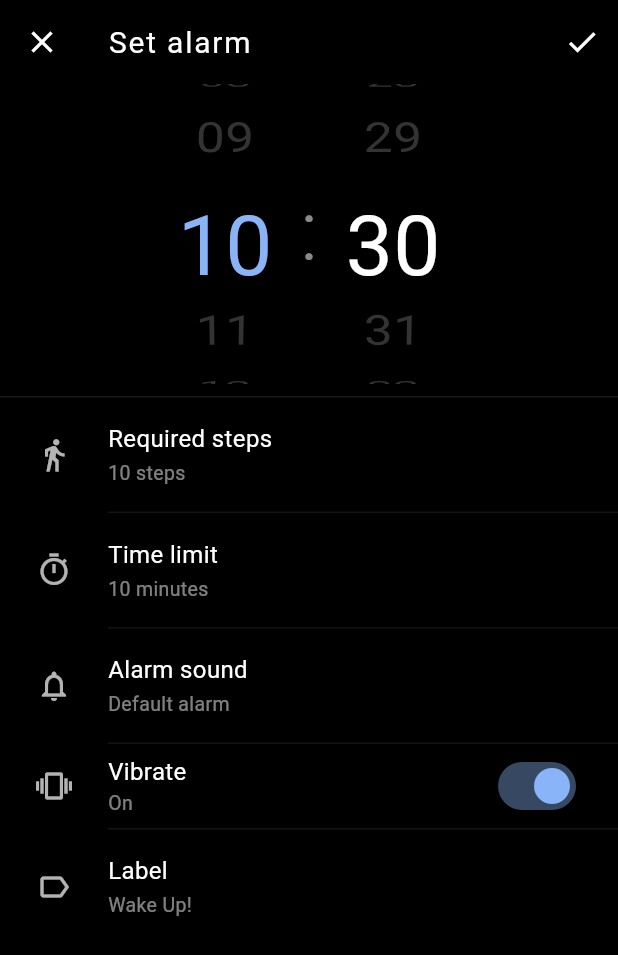
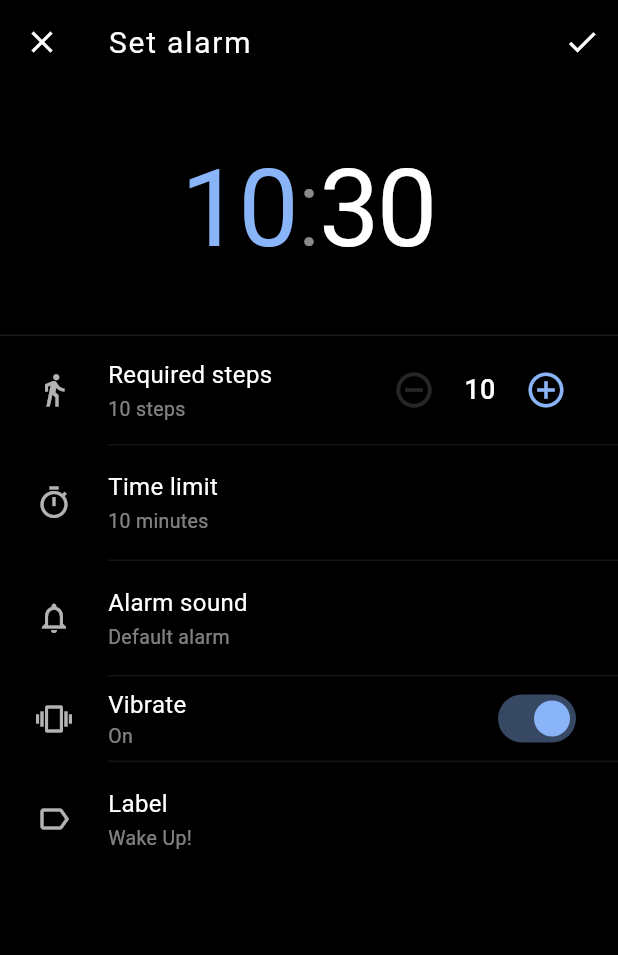
Before and after one commit to manojkumards656/alarm1, a Flutter app: the EditAlarmScreen screen opened directly, on a phone screen of 412 x 824 dp. Shown: the top 955 px of the screen. Run offline on Flutter 3.47's test engine with Material 3 defaults, Android fonts, the phone set to English and light mode, and no system bars; our stand-ins replace file_picker, pedometer, permission_handler, shared_preferences; missing offline and left inert: alarm; accounts and stored records are empty.

Commit message:
feat: restore circular dial time picker and add inline step increment buttons (10-100)

```diff
--- a/lib/screens/edit_alarm_screen.dart
+++ b/lib/screens/edit_alarm_screen.dart
@@ -1,5 +1,4 @@
 import 'package:flutter/material.dart';
-import 'package:flutter/cupertino.dart';
 import 'package:provider/provider.dart';
 import 'package:file_picker/file_picker.dart';
 import '../models/step_alarm_settings.dart';
@@ -15,48 +14,76 @@ class EditAlarmScreen extends StatefulWidget {
 }
 
 class _EditAlarmScreenState extends State<EditAlarmScreen> {
-  late int _selectedHour;
-  late int _selectedMinute;
+  late TimeOfDay _selectedTime;
   late TextEditingController _labelController;
   late int _requiredSteps;
   late int _timeLimitMinutes;
   late bool _vibrate;
   String? _customRingtonePath;
 
-  late FixedExtentScrollController _hourController;
-  late FixedExtentScrollController _minuteController;
-
   @override
   void initState() {
     super.initState();
     if (widget.alarm != null) {
-      _selectedHour = widget.alarm!.dateTime.hour;
-      _selectedMinute = widget.alarm!.dateTime.minute;
+      _selectedTime = TimeOfDay.fromDateTime(widget.alarm!.dateTime);
       _labelController = TextEditingController(text: widget.alarm!.label);
       _requiredSteps = widget.alarm!.requiredSteps;
       _timeLimitMinutes = widget.alarm!.timeLimitMinutes;
       _vibrate = widget.alarm!.vibrate;
       _customRingtonePath = widget.alarm!.customRingtonePath;
     } else {
-      _selectedHour = TimeOfDay.now().hour;
-      _selectedMinute = TimeOfDay.now().minute;
+      _selectedTime = TimeOfDay.now();
       _labelController = TextEditingController(text: 'Wake Up!');
       _requiredSteps = 10;
       _timeLimitMinutes = 10;
       _vibrate = true;
       _customRingtonePath = null;
     }
-
-    _hourController = FixedExtentScrollController(initialItem: _selectedHour);
-    _minuteController = FixedExtentScrollController(initialItem: _selectedMinute);
   }
 
   @override
   void dispose() {
     _labelController.dispose();
-    _hourController.dispose();
-    _minuteController.dispose();
     super.dispose();
+  }
+
+  Future<void> _pickTime() async {
+    final picked = await showTimePicker(
+      context: context,
+      initialTime: _selectedTime,
+      initialEntryMode: TimePickerEntryMode.dial,
+      builder: (context, child) {
+        return Theme(
+          data: ThemeData.dark().copyWith(
+            colorScheme: const ColorScheme.dark(
+              primary: Color(0xFF8AB4F8),
+              onPrimary: Colors.black,
+              surface: Color(0xFF303030),
+              onSurface: Colors.white,
+            ),
+            timePickerTheme: TimePickerThemeData(
+              backgroundColor: const Color(0xFF303030),
+              dialHandColor: const Color(0xFF8AB4F8),
+              dialBackgroundColor: Colors.grey.shade800,
+              hourMinuteColor: const Color(0xFF3C4043),
+              hourMinuteTextColor: const Color(0xFF8AB4F8),
+              dayPeriodColor: const Color(0xFF3C4043),
+              dayPeriodTextColor: Colors.white,
+              entryModeIconColor: Colors.white54,
+              shape: RoundedRectangleBorder(
+                borderRadius: BorderRadius.circular(28),
+              ),
+            ),
+          ),
+          child: child!,
+        );
+      },
+    );
+    if (picked != null) {
+      setState(() {
+        _selectedTime = picked;
+      });
+    }
   }
 
   Future<void> _pickRingtone() async {
@@ -77,8 +104,8 @@ class _EditAlarmScreenState extends State<EditAlarmScreen> {
       now.year,
       now.month,
       now.day,
-      _selectedHour,
-      _selectedMinute,
+      _selectedTime.hour,
+      _selectedTime.minute,
     );
 
     final nowWithoutSeconds = DateTime(now.year, now.month, now.day, now.hour, now.minute);
@@ -152,6 +179,9 @@ class _EditAlarmScreenState extends State<EditAlarmScreen> {
 
   @override
   Widget build(BuildContext context) {
+    final hours = _selectedTime.hour.toString().padLeft(2, '0');
+    final minutes = _selectedTime.minute.toString().padLeft(2, '0');
+
     return Scaffold(
       backgroundColor: Colors.black,
       appBar: AppBar(
@@ -179,107 +209,113 @@ class _EditAlarmScreenState extends State<EditAlarmScreen> {
       ),
       body: ListView(
         children: [
-          // Inline Time Picker (scrollable wheels)
-          SizedBox(
-            height: 200,
+          // Time Display — tap to open circular dial picker
+          GestureDetector(
+            onTap: _pickTime,
+            child: Padding(
+              padding: const EdgeInsets.symmetric(vertical: 32),
               child: Row(
                 mainAxisAlignment: MainAxisAlignment.center,
                 children: [
-                // Hour wheel
-                SizedBox(
-                  width: 100,
-                  child: ListWheelScrollView.useDelegate(
-                    controller: _hourController,
-                    itemExtent: 64,
-                    perspective: 0.003,
-                    diameterRatio: 1.5,
-                    physics: const FixedExtentScrollPhysics(),
-                    onSelectedItemChanged: (index) {
-                      setState(() {
-                        _selectedHour = index;
-                      });
-                    },
-                    childDelegate: ListWheelChildBuilderDelegate(
-                      childCount: 24,
-                      builder: (context, index) {
-                        final isSelected = index == _selectedHour;
-                        return Center(
-                          child: Text(
-                            index.toString().padLeft(2, '0'),
-                            style: TextStyle(
-                              fontSize: isSelected ? 56 : 36,
+                  Text(
+                    hours,
+                    style: const TextStyle(
+                      fontSize: 72,
                       fontWeight: FontWeight.w400,
-                              color: isSelected
-                                  ? const Color(0xFF8AB4F8)
-                                  : Colors.white.withOpacity(0.2),
+                      color: Color(0xFF8AB4F8),
+                      letterSpacing: -2,
                     ),
                   ),
-                        );
-                      },
-                    ),
-                  ),
-                ),
-                // Colon separator
-                const Padding(
-                  padding: EdgeInsets.only(bottom: 4),
-                  child: Text(
+                  const Text(
                     ':',
                     style: TextStyle(
-                      fontSize: 56,
+                      fontSize: 72,
                       fontWeight: FontWeight.w300,
                       color: Colors.white54,
                     ),
                   ),
-                ),
-                // Minute wheel
-                SizedBox(
-                  width: 100,
-                  child: ListWheelScrollView.useDelegate(
-                    controller: _minuteController,
-                    itemExtent: 64,
-                    perspective: 0.003,
-                    diameterRatio: 1.5,
-                    physics: const FixedExtentScrollPhysics(),
-                    onSelectedItemChanged: (index) {
-                      setState(() {
-                        _selectedMinute = index;
-                      });
-                    },
-                    childDelegate: ListWheelChildBuilderDelegate(
-                      childCount: 60,
-                      builder: (context, index) {
-                        final isSelected = index == _selectedMinute;
-                        return Center(
-                          child: Text(
-                            index.toString().padLeft(2, '0'),
-                            style: TextStyle(
-                              fontSize: isSelected ? 56 : 36,
+                  Text(
+                    minutes,
+                    style: const TextStyle(
+                      fontSize: 72,
                       fontWeight: FontWeight.w400,
-                              color: isSelected
-                                  ? Colors.white
-                                  : Colors.white.withOpacity(0.2),
-                            ),
-                          ),
-                        );
-                      },
-                    ),
+                      color: Colors.white,
+                      letterSpacing: -2,
                     ),
                   ),
                 ],
               ),
             ),
+          ),
 
-          const SizedBox(height: 8),
           Divider(height: 1, color: Colors.white.withOpacity(0.1)),
 
-          // --- Settings List ---
+          // --- Settings ---
 
-          // Required Steps
-          _buildSettingTile(
-            icon: Icons.directions_walk,
-            title: 'Required steps',
-            subtitle: '$_requiredSteps steps',
-            onTap: () => _showStepsPicker(),
+          // Required Steps — inline increment/decrement
+          Padding(
+            padding: const EdgeInsets.symmetric(horizontal: 24, vertical: 12),
+            child: Row(
+              children: [
+                Icon(Icons.directions_walk, color: Colors.white.withOpacity(0.7), size: 24),
+                const SizedBox(width: 24),
+                Expanded(
+                  child: Column(
+                    crossAxisAlignment: CrossAxisAlignment.start,
+                    children: [
+                      const Text(
+                        'Required steps',
+                        style: TextStyle(color: Colors.white, fontSize: 16),
+                      ),
+                      const SizedBox(height: 2),
+                      Text(
+                        '$_requiredSteps steps',
+                        style: TextStyle(color: Colors.white.withOpacity(0.5), fontSize: 13),
+                      ),
+                    ],
+                  ),
+                ),
+                // Decrement
+                IconButton(
+                  onPressed: _requiredSteps > 10
+                      ? () => setState(() => _requiredSteps -= 10)
+                      : null,
+                  icon: Icon(
+                    Icons.remove_circle_outline,
+                    color: _requiredSteps > 10
+                        ? const Color(0xFF8AB4F8)
+                        : Colors.white.withOpacity(0.15),
+                    size: 28,
+                  ),
+                ),
+                // Value
+                SizedBox(
+                  width: 40,
+                  child: Text(
+                    '$_requiredSteps',
+                    textAlign: TextAlign.center,
+                    style: const TextStyle(
+                      color: Colors.white,
+                      fontSize: 18,
+                      fontWeight: FontWeight.w500,
+                    ),
+                  ),
+                ),
+                // Increment
+                IconButton(
+                  onPressed: _requiredSteps < 100
+                      ? () => setState(() => _requiredSteps += 10)
+                      : null,
+                  icon: Icon(
+                    Icons.add_circle_outline,
+                    color: _requiredSteps < 100
+                        ? const Color(0xFF8AB4F8)
+                        : Colors.white.withOpacity(0.15),
+                    size: 28,
+                  ),
+                ),
+              ],
+            ),
           ),
 
           Divider(height: 1, indent: 72, color: Colors.white.withOpacity(0.08)),
@@ -394,51 +430,6 @@ class _EditAlarmScreenState extends State<EditAlarmScreen> {
     );
   }
 
-  void _showStepsPicker() {
-    showModalBottomSheet(
-      context: context,
-      backgroundColor: const Color(0xFF303030),
-      shape: const RoundedRectangleBorder(
-        borderRadius: BorderRadius.vertical(top: Radius.circular(20)),
-      ),
-      builder: (context) {
-        return Padding(
-          padding: const EdgeInsets.all(24),
-          child: Column(
-            mainAxisSize: MainAxisSize.min,
-            crossAxisAlignment: CrossAxisAlignment.start,
-            children: [
-              const Text(
-                'Required steps',
-                style: TextStyle(color: Colors.white, fontSize: 20, fontWeight: FontWeight.w500),
-              ),
-              const SizedBox(height: 16),
-              ...([10, 20, 30, 50, 100].map((steps) {
-                return ListTile(
-                  contentPadding: EdgeInsets.zero,
-                  leading: Icon(
-                    _requiredSteps == steps ? Icons.radio_button_checked : Icons.radio_button_off,
-                    color: _requiredSteps == steps ? const Color(0xFF8AB4F8) : Colors.white54,
-                  ),
-                  title: Text(
-                    '$steps steps',
-                    style: const TextStyle(color: Colors.white, fontSize: 16),
-                  ),
-                  onTap: () {
-                    setState(() {
-                      _requiredSteps = steps;
-                    });
-                    Navigator.pop(context);
-                  },
-                );
-              })),
-            ],
-          ),
-        );
-      },
-    );
-  }
-
   void _showTimeLimitPicker() {
     showModalBottomSheet(
       context: context,
```
Lines whose indentation alone changed are shown as unchanged.
